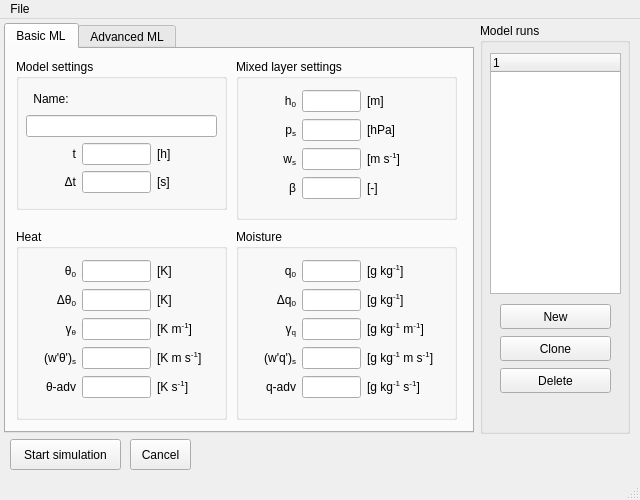
The window that mlmodel_UI/mainwindow.ui (classmodel/modelgui) describes before a commit, drawn with Qt 5.
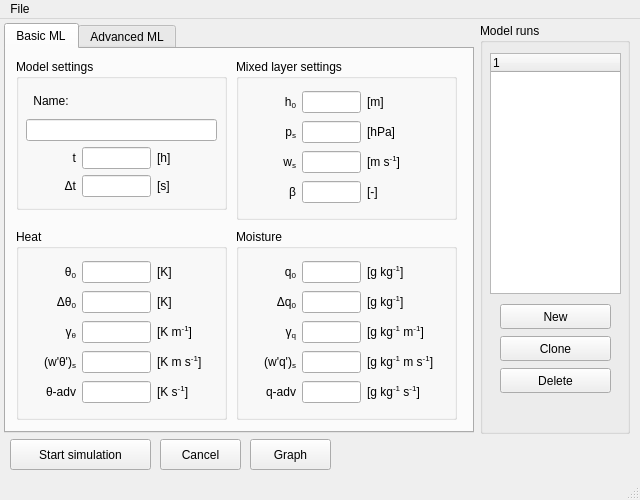
The same window after the commit.

Commit message: Added option to show graph -> not yet working as child of mainwindow

Diff of the .ui file:
```diff
--- a/mlmodel_UI/mainwindow.ui
+++ b/mlmodel_UI/mainwindow.ui
@@ -81,7 +81,7 @@
          <x>10</x>
          <y>30</y>
          <width>191</width>
-         <height>104</height>
+         <height>108</height>
         </rect>
        </property>
        <layout class="QGridLayout" name="modelsettings_grid" columnminimumwidth="50,0,60">
@@ -207,7 +207,7 @@
          <x>10</x>
          <y>30</y>
          <width>191</width>
-         <height>143</height>
+         <height>148</height>
         </rect>
        </property>
        <layout class="QGridLayout" name="heat_grid" columnminimumwidth="50,0,60">
@@ -427,7 +427,7 @@
          <x>10</x>
          <y>30</y>
          <width>201</width>
-         <height>114</height>
+         <height>118</height>
         </rect>
        </property>
        <layout class="QGridLayout" name="cbl_settings_grid" columnminimumwidth="50,0,80">
@@ -611,7 +611,7 @@
          <x>10</x>
          <y>30</y>
          <width>201</width>
-         <height>143</height>
+         <height>148</height>
         </rect>
        </property>
        <layout class="QGridLayout" name="moisture_grid" columnminimumwidth="50,0,80">
@@ -1364,7 +1364,7 @@
      <rect>
       <x>10</x>
       <y>420</y>
-      <width>111</width>
+      <width>141</width>
       <height>31</height>
      </rect>
     </property>
@@ -1375,9 +1375,9 @@
    <widget class="QPushButton" name="cancelButton">
     <property name="geometry">
      <rect>
-      <x>130</x>
+      <x>160</x>
       <y>420</y>
-      <width>61</width>
+      <width>81</width>
       <height>31</height>
      </rect>
     </property>
@@ -1385,6 +1385,19 @@
      <string>Cancel</string>
     </property>
    </widget>
+   <widget class="QPushButton" name="graphButton">
+    <property name="geometry">
+     <rect>
+      <x>250</x>
+      <y>420</y>
+      <width>81</width>
+      <height>31</height>
+     </rect>
+    </property>
+    <property name="text">
+     <string>Graph</string>
+    </property>
+   </widget>
   </widget>
   <widget class="QMenuBar" name="menubar">
    <property name="geometry">
```
Left out of the diff: 8 changed lines with no effect on the pictures. The commit also changes 5 other files.
